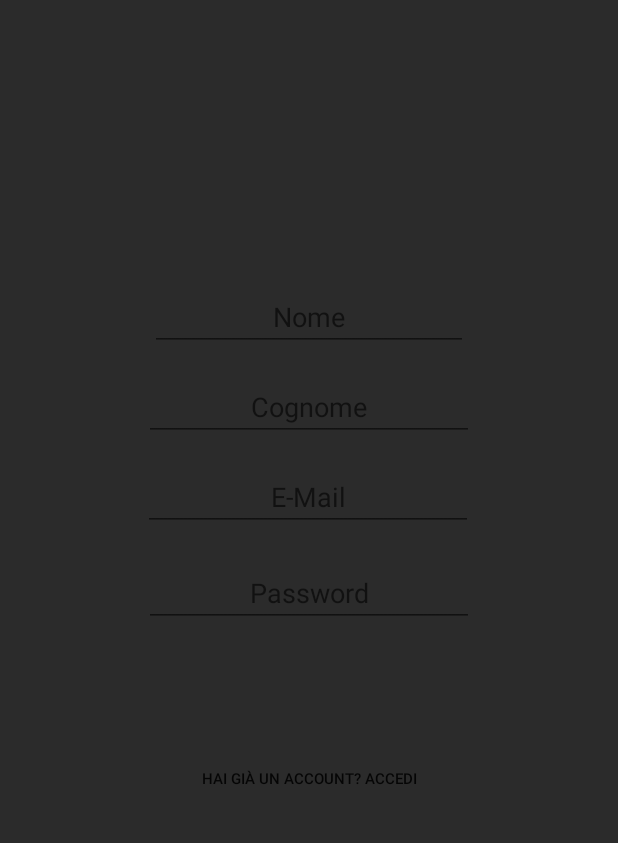
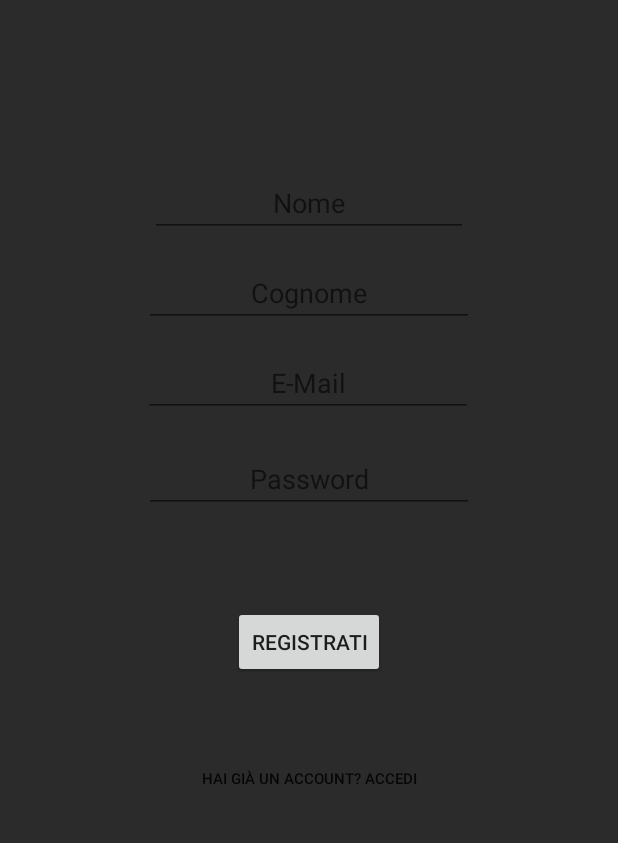
Before and after one commit to CarmineArena/DietiDeals24-frontend, an Android app: the screen it shows after launch (MainActivity), after a tap on "SEI UN NUOVO UTENTE? REGISTRATI", on a phone screen of 412 x 824 dp, the part 230-1073 px from its top. Run offline under Robolectric (Android 15) with nearby library versions, the phone set to English and light mode, and no system bars.

Commit message:
do drawable for buttons and fields

```diff
--- a/app/src/main/java/com/example/dietideals24frontend/MainActivity.java
+++ b/app/src/main/java/com/example/dietideals24frontend/MainActivity.java
@@ -17,6 +17,7 @@ public class MainActivity extends AppCompatActivity {
     protected void onCreate(Bundle savedInstanceState) {
         super.onCreate(savedInstanceState);
         setContentView(R.layout.activity_main);
+        replaceFragment((new LogInFragment()));
         btnFragment = findViewById(R.id.btnSwitchLogInFragment);
         btnFragment.setOnClickListener(new View.OnClickListener() {
             @Override
--- a/app/src/main/res/layout/fragment_log_in.xml
+++ b/app/src/main/res/layout/fragment_log_in.xml
@@ -12,13 +12,14 @@
         android:layout_width="230dp"
         android:layout_height="49dp"
         android:layout_marginStart="100dp"
-        android:layout_marginTop="263dp"
+        android:layout_marginTop="88dp"
         android:layout_marginEnd="100dp"
         android:ems="10"
         android:hint="E-Mail"
         android:inputType="textEmailAddress"
         android:textAlignment="center"
         app:layout_constraintEnd_toEndOf="parent"
+        app:layout_constraintHorizontal_bias="0.526"
         app:layout_constraintStart_toStartOf="parent"
         app:layout_constraintTop_toTopOf="parent" />
 
--- a/app/src/main/res/layout/fragment_sign_up.xml
+++ b/app/src/main/res/layout/fragment_sign_up.xml
@@ -12,7 +12,7 @@
         android:layout_width="0dp"
         android:layout_height="40dp"
         android:layout_marginStart="100dp"
-        android:layout_marginTop="136dp"
+        android:layout_marginTop="60dp"
         android:layout_marginEnd="100dp"
         android:ems="10"
         android:hint="Nome"
@@ -69,13 +69,13 @@
         app:layout_constraintTop_toBottomOf="@+id/mailField" />
 
     <androidx.appcompat.widget.AppCompatButton
-        android:id="@+id/button"
+        android:id="@+id/btnSignUp"
         android:layout_width="wrap_content"
         android:layout_height="wrap_content"
         android:layout_marginStart="165dp"
         android:layout_marginTop="62dp"
         android:layout_marginEnd="165dp"
-        android:text="Button"
+        android:text="Registrati"
         app:layout_constraintEnd_toEndOf="parent"
         app:layout_constraintStart_toStartOf="parent"
         app:layout_constraintTop_toBottomOf="@+id/editTextTextPassword2" />
```
